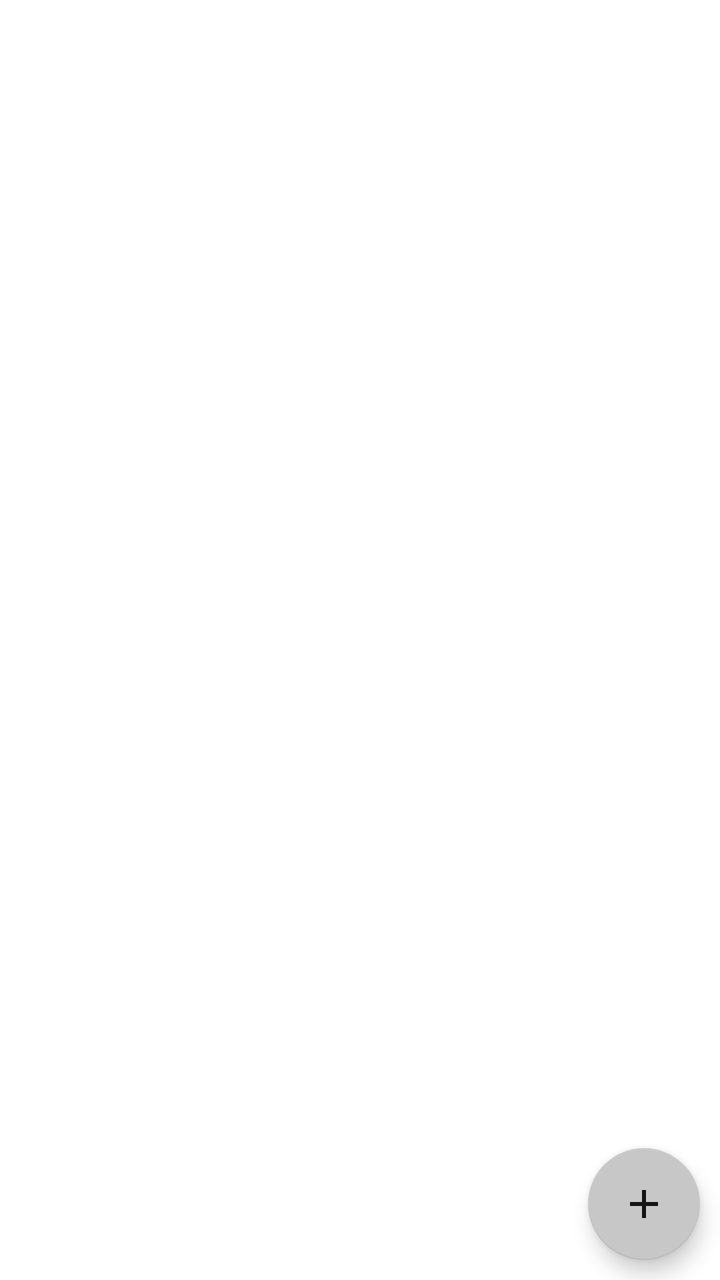
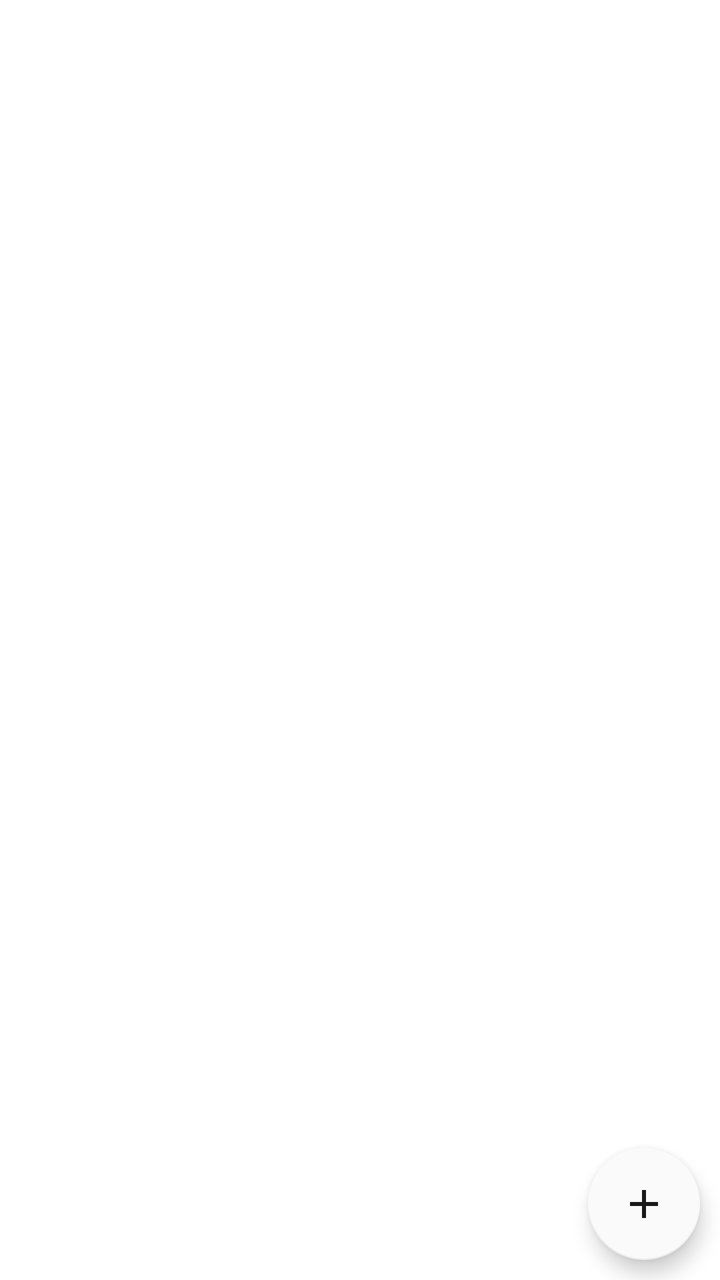

Screens rendered from an Android XML layout before and after an edit, with the pre-edit source and the edit as a unified diff.
<!-- AndroidManifest.xml: application theme Theme.ShopList -->
<!-- res/layout/fragment_lists.xml -->
<?xml version="1.0" encoding="utf-8"?>
<androidx.constraintlayout.widget.ConstraintLayout xmlns:android="http://schemas.android.com/apk/res/android"
    xmlns:app="http://schemas.android.com/apk/res-auto"
    xmlns:tools="http://schemas.android.com/tools"
    android:id="@+id/al"
    android:layout_width="match_parent"
    android:layout_height="match_parent"
    android:background="?colorAccent"
    >

    <androidx.constraintlayout.widget.ConstraintLayout
        android:id="@+id/search_bar"
        android:layout_width="match_parent"
        android:layout_height="56dp"
        android:background="?colorAccent"
        android:visibility="gone"
        app:layout_constraintEnd_toEndOf="parent"
        app:layout_constraintStart_toStartOf="parent"
        app:layout_constraintTop_toTopOf="parent"
        app:layout_constraintBottom_toTopOf="@id/lists">

        <EditText
            android:id="@+id/auto_complete_text"
            android:layout_width="wrap_content"
            android:layout_height="wrap_content"
            android:hint="@string/list_title"
            android:textColor="@color/black"
            app:layout_constraintTop_toTopOf="parent"
            android:textColorHint="@color/text_hint"
            android:layout_marginEnd="60dp"
            app:layout_constraintBottom_toBottomOf="parent"
            app:layout_constraintEnd_toEndOf="@id/close_search"
            android:lines="1"
            >
        </EditText>


        <ImageButton
            android:id="@+id/close_search"
            android:layout_width="wrap_content"
            android:layout_height="wrap_content"
            android:background="?colorPrimaryDark"
            android:src="@drawable/ic_clear_black_24"
            android:layout_margin="10dp"
            app:layout_constraintTop_toTopOf="parent"
            app:layout_constraintBottom_toBottomOf="parent"
            app:layout_constraintEnd_toEndOf="parent"


            android:layout_alignParentEnd="true"
            >
        </ImageButton>



    </androidx.constraintlayout.widget.ConstraintLayout>

    <androidx.recyclerview.widget.RecyclerView
        android:id="@+id/lists"
        android:layout_width="0dp"
        android:layout_height="0dp"
        android:background="?colorAccent"
        app:layout_constraintBottom_toBottomOf="parent"
        app:layout_constraintEnd_toEndOf="parent"
        app:layout_constraintHorizontal_bias="0.0"
        app:layout_constraintStart_toStartOf="parent"
        app:layout_constraintTop_toBottomOf="@id/search_bar"
        app:layout_constraintVertical_bias="0.0"
        android:paddingBottom="34dp"
        android:clipToPadding="false"
        />


    <com.google.android.material.floatingactionbutton.FloatingActionButton
        android:id="@+id/fabAddList"
        android:layout_width="wrap_content"
        android:layout_height="wrap_content"
        android:layout_margin="10dp"
        android:clickable="true"
        android:focusable="true"
        android:src="@drawable/ic_baseline_add_24"
        app:backgroundTint="?colorPrimaryDark"
        app:layout_constraintBottom_toBottomOf="parent"
        app:layout_constraintEnd_toEndOf="parent"
        app:tint="@color/black"
        tools:ignore="ContentDescription,SpeakableTextPresentCheck,ImageContrastCheck" />





</androidx.constraintlayout.widget.ConstraintLayout>
<!-- resources referenced by this layout -->
<resources>
  <color name="black">#000000</color>
  <color name="text_hint">#939393</color>
  <!-- drawable ic_baseline_add_24 (drawable) -->
  <vector android:alpha="0.9" android:height="24dp" android:tint="#FFFFFF"
      android:viewportHeight="24" android:viewportWidth="24"
      android:width="24dp" xmlns:android="http://schemas.android.com/apk/res/android">
      <path android:fillColor="@android:color/white" android:pathData="M19,13h-6v6h-2v-6H5v-2h6V5h2v6h6v2z"/>
  </vector>
  <!-- drawable ic_clear_black_24 (drawable) -->
  <vector android:alpha="0.9" android:height="24dp" android:tint="#000000"
      android:viewportHeight="24" android:viewportWidth="24"
      android:width="24dp" xmlns:android="http://schemas.android.com/apk/res/android">
      <path android:fillColor="@android:color/white" android:pathData="M19,6.41L17.59,5 12,10.59 6.41,5 5,6.41 10.59,12 5,17.59 6.41,19 12,13.41 17.59,19 19,17.59 13.41,12z"/>
  </vector>
  <string name="list_title"> List name </string>
  <style name="Theme.ShopList" parent="Theme.MaterialComponents.DayNight.DarkActionBar">
          
          <item name="colorPrimary">@color/colorPrimaryDay</item>
          <item name="colorPrimaryVariant">@color/colorPrimaryDarkDay</item>
          <item name="colorAccent">@color/colorAccentDay</item>
          <item name="colorOnPrimary">@color/colorAccentDarkDay</item>
          <item name="android:textColor">@color/black</item>
          <item name="colorPrimaryDark">@color/colorPrimaryDarkDay</item>
          <item name="bottomNavigationStyle">@style/MyBottomNavDay</item>
  
  
  
  
  
          
          <item name="android:navigationBarColor">@color/colorPrimaryDarkDay</item>
  
          
          <item name="colorSurface">@color/colorPrimaryDay</item>
  
  
  
  
          
          <item name="android:textColorSecondary">@color/text_hint</item>
          <item name="colorSecondary">@color/colorAccentDay</item>
          <item name="colorSecondaryVariant">@color/colorAccentDarkDay</item>
          <item name="colorOnSecondary">@color/colorAccentDarkDay</item>
  
          
          <item name="android:statusBarColor">@color/colorPrimaryDay</item>
          
          <item name="actionBarTheme">@style/DayActionBar</item>
  
          
  
          
  
      </style>
  <color name="colorPrimaryDay">#fafafa</color>
  <color name="colorPrimaryDarkDay">#c7c7c7</color>
  <color name="colorAccentDay">#ffffff</color>
  <color name="colorAccentDarkDay">#f5f5f5</color>
  <style name="MyBottomNavDay" parent="Widget.MaterialComponents.BottomNavigationView">
          <item name="android:colorPrimary">@color/colorPrimaryDarkDay</item>
          <item name="android:background">@color/colorPrimaryDarkDay</item>
          <item name="itemTextColor">@color/black</item>
      </style>
  <style name="DayActionBar" parent="ThemeOverlay.MaterialComponents.ActionBar">
          <item name="android:textColorPrimary">@color/black</item>
          <item name="endIconTint">@color/black</item>
          <item name="android:textColor">@color/black</item>
          <item name="height">50dp</item>
          <item name="popupMenuBackground">@color/white</item>
      </style>
  <color name="white">#ffffff</color>
</resources>

<!-- the commit's change to res/layout/fragment_lists.xml (unified diff, before → after) -->
@@ -5,14 +5,14 @@
     android:id="@+id/al"
     android:layout_width="match_parent"
     android:layout_height="match_parent"
-    android:background="?colorAccent"
+    android:background="?colorPrimary"
     >
 
     <androidx.constraintlayout.widget.ConstraintLayout
         android:id="@+id/search_bar"
         android:layout_width="match_parent"
         android:layout_height="56dp"
-        android:background="?colorAccent"
+        android:background="?colorPrimary"
         android:visibility="gone"
         app:layout_constraintEnd_toEndOf="parent"
         app:layout_constraintStart_toStartOf="parent"
@@ -39,7 +39,7 @@
             android:id="@+id/close_search"
             android:layout_width="wrap_content"
             android:layout_height="wrap_content"
-            android:background="?colorPrimaryDark"
+            android:background="?colorPrimary"
             android:src="@drawable/ic_clear_black_24"
             android:layout_margin="10dp"
             app:layout_constraintTop_toTopOf="parent"
@@ -79,7 +79,7 @@
         android:clickable="true"
         android:focusable="true"
         android:src="@drawable/ic_baseline_add_24"
-        app:backgroundTint="?colorPrimaryDark"
+        app:backgroundTint="?colorPrimary"
         app:layout_constraintBottom_toBottomOf="parent"
         app:layout_constraintEnd_toEndOf="parent"
         app:tint="@color/black"
<!-- resource entries referenced after the edit -->
@@ -22,7 +22,8 @@
           <item name="colorAccent">@color/colorAccentDay</item>
           <item name="colorOnPrimary">@color/colorAccentDarkDay</item>
           <item name="android:textColor">@color/black</item>
-          <item name="colorPrimaryDark">@color/colorPrimaryDarkDay</item>
+          <item name="colorPrimaryDark" tools:targetApi="23">@color/black</item>
+          <item name="android:windowLightStatusBar" tools:targetApi="23">true</item>
           <item name="bottomNavigationStyle">@style/MyBottomNavDay</item>
   
   
@@ -30,13 +31,10 @@
   
   
           
-          <item name="android:navigationBarColor">@color/colorPrimaryDarkDay</item>
+          <item name="android:navigationBarColor">@color/colorPrimaryDay</item>
   
           
           <item name="colorSurface">@color/colorPrimaryDay</item>
-  
-  
-  
   
           
           <item name="android:textColorSecondary">@color/text_hint</item>
@@ -45,7 +43,7 @@
           <item name="colorOnSecondary">@color/colorAccentDarkDay</item>
   
           
-          <item name="android:statusBarColor">@color/colorPrimaryDay</item>
+          <item name="android:statusBarColor">@color/black</item>
           
           <item name="actionBarTheme">@style/DayActionBar</item>
   
@@ -59,9 +57,9 @@
   <color name="colorAccentDay">#ffffff</color>
   <color name="colorAccentDarkDay">#f5f5f5</color>
   <style name="MyBottomNavDay" parent="Widget.MaterialComponents.BottomNavigationView">
-          <item name="android:colorPrimary">@color/colorPrimaryDarkDay</item>
-          <item name="android:background">@color/colorPrimaryDarkDay</item>
-          <item name="itemTextColor">@color/black</item>
+          <item name="android:colorPrimary">@color/colorPrimaryDay</item>
+          <item name="android:background">@color/colorPrimaryDay</item>
+  
       </style>
   <style name="DayActionBar" parent="ThemeOverlay.MaterialComponents.ActionBar">
           <item name="android:textColorPrimary">@color/black</item>
@@ -69,6 +67,7 @@
           <item name="android:textColor">@color/black</item>
           <item name="height">50dp</item>
           <item name="popupMenuBackground">@color/white</item>
+          <item name="background">@color/colorPrimaryDay</item>
       </style>
   <color name="white">#ffffff</color>
 </resources>
